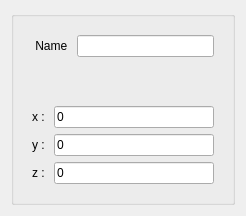
SalomePlatform/hexablock, file src/HEXABLOCKGUI/Vertex_QTD.ui: the form before one commit.
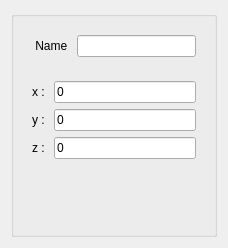
The form after the commit.

The edit to the form file:
```diff
--- a/src/HEXABLOCKGUI/Vertex_QTD.ui
+++ b/src/HEXABLOCKGUI/Vertex_QTD.ui
@@ -6,19 +6,19 @@
    <rect>
     <x>0</x>
     <y>0</y>
-    <width>246</width>
-    <height>216</height>
+    <width>228</width>
+    <height>248</height>
    </rect>
   </property>
   <property name="sizePolicy">
-   <sizepolicy hsizetype="Preferred" vsizetype="Fixed">
+   <sizepolicy hsizetype="Preferred" vsizetype="Preferred">
     <horstretch>0</horstretch>
     <verstretch>0</verstretch>
    </sizepolicy>
   </property>
   <property name="minimumSize">
    <size>
-    <width>0</width>
+    <width>5</width>
     <height>0</height>
    </size>
   </property>
@@ -54,7 +54,7 @@
          <item row="0" column="1">
           <widget class="QLineEdit" name="name_le">
            <property name="sizePolicy">
-            <sizepolicy hsizetype="Minimum" vsizetype="Fixed">
+            <sizepolicy hsizetype="Preferred" vsizetype="Fixed">
              <horstretch>0</horstretch>
              <verstretch>0</verstretch>
             </sizepolicy>
@@ -114,6 +114,12 @@
          </item>
          <item row="0" column="1">
           <widget class="QLineEdit" name="x_spb">
+           <property name="sizePolicy">
+            <sizepolicy hsizetype="Preferred" vsizetype="Fixed">
+             <horstretch>0</horstretch>
+             <verstretch>0</verstretch>
+            </sizepolicy>
+           </property>
            <property name="text">
             <string>0</string>
            </property>
@@ -121,6 +127,12 @@
          </item>
          <item row="1" column="1">
           <widget class="QLineEdit" name="y_spb">
+           <property name="sizePolicy">
+            <sizepolicy hsizetype="Preferred" vsizetype="Fixed">
+             <horstretch>0</horstretch>
+             <verstretch>0</verstretch>
+            </sizepolicy>
+           </property>
            <property name="text">
             <string>0</string>
            </property>
@@ -128,6 +140,12 @@
          </item>
          <item row="2" column="1">
           <widget class="QLineEdit" name="z_spb">
+           <property name="sizePolicy">
+            <sizepolicy hsizetype="Preferred" vsizetype="Fixed">
+             <horstretch>0</horstretch>
+             <verstretch>0</verstretch>
+            </sizepolicy>
+           </property>
            <property name="text">
             <string>0</string>
            </property>
@@ -136,6 +154,19 @@
         </layout>
        </widget>
       </item>
+      <item>
+       <spacer name="verticalSpacer">
+        <property name="orientation">
+         <enum>Qt::Vertical</enum>
+        </property>
+        <property name="sizeHint" stdset="0">
+         <size>
+          <width>20</width>
+          <height>16777215</height>
+         </size>
+        </property>
+       </spacer>
+      </item>
      </layout>
     </widget>
    </item>
```
